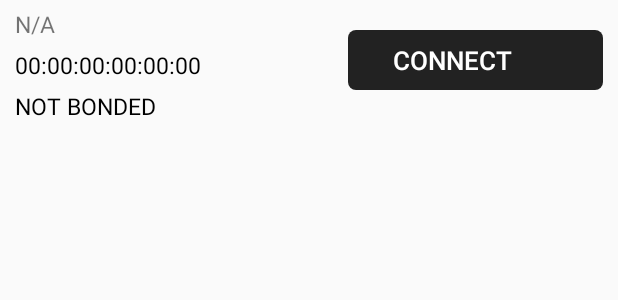
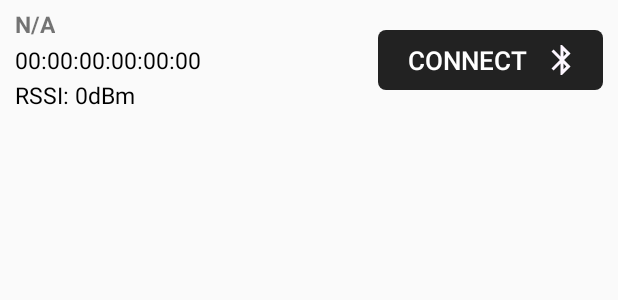
Before and after one commit to liuyal/Tiny_GPS_Logger, an Android app: the layout ble_cells.xml on its own in the app's theme, with its tools: preview values and no code run, on a phone screen of 412 x 824 dp. Shown: the top 300 px of the screen. Run offline under Robolectric (Android 15) with nearby library versions, the phone set to English and light mode, and no system bars.

Commit message:
added ble gatt connection functions

```diff
--- a/GPS/app/build.gradle
+++ b/GPS/app/build.gradle
@@ -38,6 +38,8 @@ android {
 }
 
 dependencies {
+    compile 'com.github.hajiyevelnur92:intentanimation:1.0'
+    compile 'com.chauthai.overscroll:overscroll-bouncy:0.1.1'
     implementation fileTree(dir: 'libs', include: ['*.jar'])
     implementation "org.jetbrains.kotlin:kotlin-stdlib-jdk7:$kotlin_version"
     implementation 'androidx.appcompat:appcompat:1.1.0'
@@ -48,7 +50,6 @@ dependencies {
     implementation 'androidx.constraintlayout:constraintlayout:1.1.3'
     implementation 'androidx.navigation:navigation-fragment:2.2.1'
     implementation 'androidx.navigation:navigation-ui:2.2.1'
-    compile 'com.github.hajiyevelnur92:intentanimation:1.0'
     implementation 'androidx.lifecycle:lifecycle-extensions:2.2.0'
     implementation 'androidx.navigation:navigation-fragment-ktx:2.2.1'
     implementation 'androidx.navigation:navigation-ui-ktx:2.2.1'
--- /dev/null
+++ b/GPS/app/src/main/res/drawable/ic_bluetooth_black_24dp.xml
@@ -0,0 +1,5 @@
+<vector android:height="24dp" android:tint="#FDF6FF"
+    android:viewportHeight="24.0" android:viewportWidth="24.0"
+    android:width="24dp" xmlns:android="http://schemas.android.com/apk/res/android">
+    <path android:fillColor="#FF000000" android:pathData="M17.71,7.71L12,2h-1v7.59L6.41,5 5,6.41 10.59,12 5,17.59 6.41,19 11,14.41L11,22h1l5.71,-5.71 -4.3,-4.29 4.3,-4.29zM13,5.83l1.88,1.88L13,9.59L13,5.83zM14.88,16.29L13,18.17v-3.76l1.88,1.88z"/>
+</vector>
--- a/GPS/app/src/main/res/layout/activity_ble.xml
+++ b/GPS/app/src/main/res/layout/activity_ble.xml
@@ -1,6 +1,6 @@
 <?xml version="1.0" encoding="utf-8"?>
 
-<androidx.constraintlayout.widget.ConstraintLayout
+<LinearLayout
     xmlns:android="http://schemas.android.com/apk/res/android"
     xmlns:app="http://schemas.android.com/apk/res-auto"
     xmlns:tools="http://schemas.android.com/tools"
@@ -13,9 +13,11 @@
         android:layout_width="match_parent"
         android:layout_height="match_parent"
         android:scrollbars="vertical"
+        android:isScrollContainer="true"
+        android:overScrollMode="always"
         tools:layout_editor_absoluteX="1dp"
         tools:layout_editor_absoluteY="1dp"
         app:layout_constraintBottom_toBottomOf="parent"
         app:layout_constraintTop_toTopOf="parent" />
 
-</androidx.constraintlayout.widget.ConstraintLayout>
+</LinearLayout>
--- a/GPS/app/src/main/res/layout/ble_cells.xml
+++ b/GPS/app/src/main/res/layout/ble_cells.xml
@@ -12,45 +12,41 @@
         android:layout_height="22dp"
         android:text="@string/ble_name"
         android:textSize="15sp"
-        android:layout_marginTop="5dp"
-        android:layout_marginStart="10dp"
-        tools:ignore="RelativeOverlap" />
+        android:textStyle="bold"
+        android:layout_above="@id/ble_mac_label"
+        android:layout_marginStart="10dp"/>
 
     <TextView
         android:id="@+id/ble_mac_label"
         android:gravity="center_vertical"
         android:layout_width="wrap_content"
-        android:layout_height="22dp"
+        android:layout_height="25dp"
         android:text="@string/ble_mac"
         android:textSize="15sp"
         android:textColor="#000000"
-        android:layout_below="@id/ble_name_label"
-        android:layout_marginTop = "5dp"
-        android:layout_marginBottom="0dp"
-        android:layout_marginStart="10dp"/>
+        android:layout_centerVertical="true"
+        android:layout_marginStart="10dp"
+        tools:ignore="RelativeOverlap" />
 
     <TextView
-        android:id="@+id/ble_bond_label"
+        android:id="@+id/ble_db_label"
         android:gravity="center_vertical"
         android:layout_width="140dp"
         android:layout_height="wrap_content"
-        android:text="@string/ble_bond"
+        android:text="@string/ble_db"
         android:textSize="15sp"
         android:textColor="#000000"
         android:layout_below="@id/ble_mac_label"
-        android:layout_marginTop = "5dp"
-        android:layout_marginBottom="0dp"
         android:layout_marginStart="10dp"/>
 
     <Button
         android:id="@+id/connect_btn"
         android:text="@string/connect_btn_label"
-        android:layout_width="170dp"
+        android:layout_width="150dp"
         android:layout_height="40dp"
         android:textSize="17sp"
-        android:paddingStart="30dp"
+        android:paddingStart="20dp"
         android:textAlignment="viewStart"
-
         android:textColor="#FFFFFF"
         android:background="@drawable/btn_unpressed"
         android:stateListAnimator="@null"
@@ -60,5 +56,12 @@
         android:layout_marginEnd="10dp"
         tools:ignore="RtlSymmetry" />
 
+    <androidx.appcompat.widget.AppCompatImageView
+        android:layout_width="wrap_content"
+        android:layout_height="wrap_content"
+        android:background="@drawable/ic_bluetooth_black_24dp"
+        android:layout_centerInParent="true"
+        android:layout_alignEnd="@id/connect_btn"
+        android:layout_marginEnd="15dp" />
 
 </RelativeLayout>
--- a/GPS/app/src/main/res/values/colors.xml
+++ b/GPS/app/src/main/res/values/colors.xml
@@ -4,5 +4,6 @@
     <color name="colorPrimary">#222222</color>
     <color name="colorPrimaryDark">#222222</color>
     <color name="colorAccent">#222222</color>
+
     <color name="LightGray">#808080</color>
 </resources>
--- a/GPS/app/src/main/res/values/strings.xml
+++ b/GPS/app/src/main/res/values/strings.xml
@@ -16,7 +16,7 @@
     <string name="ble_name">N/A</string>
     <string name="ble_mac">00:00:00:00:00:00</string>
     <string name="ble_bond">NOT BONDED</string>
-    <string name="ble_db">0dBm</string>
+    <string name="ble_db">RSSI: 0dBm</string>
     <string name="connect_btn_label">CONNECT</string>
 
 
```
Also changed, not shown: GPS/app/src/main/java/com/example/gps/BLEActivity.kt (+71 -40 lines), GPS/app/src/main/java/com/example/gps/MainActivity.kt (+15 -6 lines), GPS/app/src/main/java/com/example/gps/objects/BleService.kt (added, +70 -0 lines), GPS/app/src/main/java/com/example/gps/objects/Device.kt (+12 -8 lines), GPS/app/src/main/java/com/example/gps/objects/GlobalApplication.kt (added, +15 -0 lines), GPS/app/src/main/java/com/example/gps/objects/MyApplication.kt (deleted, +0 -11 lines), GPS/app/src/main/java/com/example/gps/objects/ScanAdapter.kt (renamed from GPS/app/src/main/java/com/example/gps/objects/RecyclerAdapter.kt, +4 -3 lines), 1 other file.
